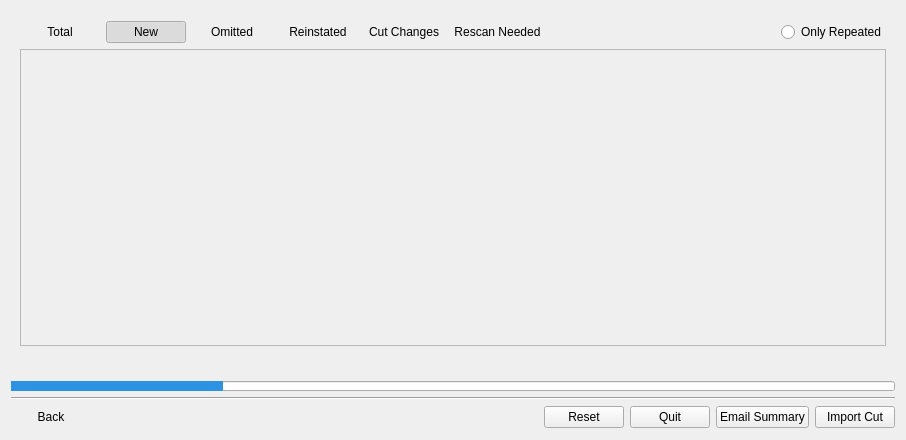
First picture: the form in resources/dialog.ui, repository shotgunsoftware/tk-multi-importcut, before the edit.
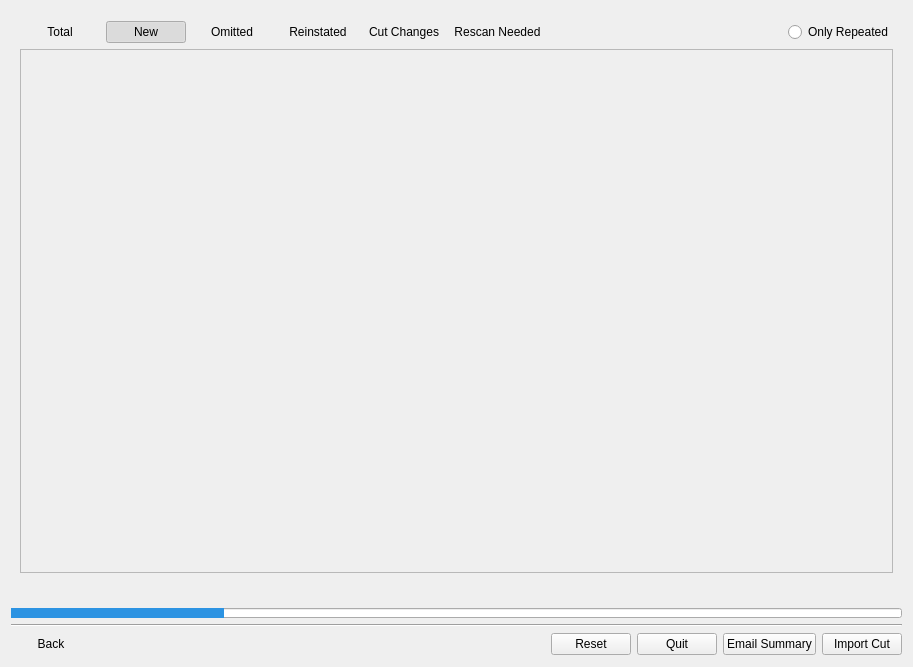
Second picture: the form after the edit. The open tabs and pages were chosen to show the change. Icons and pictures are not drawn. Custom widgets are drawn as their Qt base class.

Commit message:
Version retrieval and UI aligment
Better labels alignment for cut cards
Removed lower call to retrieve versions as SG find is case insensitive
Versions linked to other things than the cut shot are now flagged as a warning
and don't raise errors anymore.§

```diff
--- a/resources/dialog.ui
+++ b/resources/dialog.ui
@@ -6,8 +6,8 @@
    <rect>
     <x>0</x>
     <y>0</y>
-    <width>906</width>
-    <height>440</height>
+    <width>913</width>
+    <height>667</height>
    </rect>
   </property>
   <property name="windowTitle">
@@ -229,8 +229,8 @@
            <rect>
             <x>0</x>
             <y>0</y>
-            <width>856</width>
-            <height>236</height>
+            <width>98</width>
+            <height>28</height>
            </rect>
           </property>
           <layout class="QVBoxLayout" name="cutsummary_list" stretch="0">
```
The commit also changes 5 other files.
